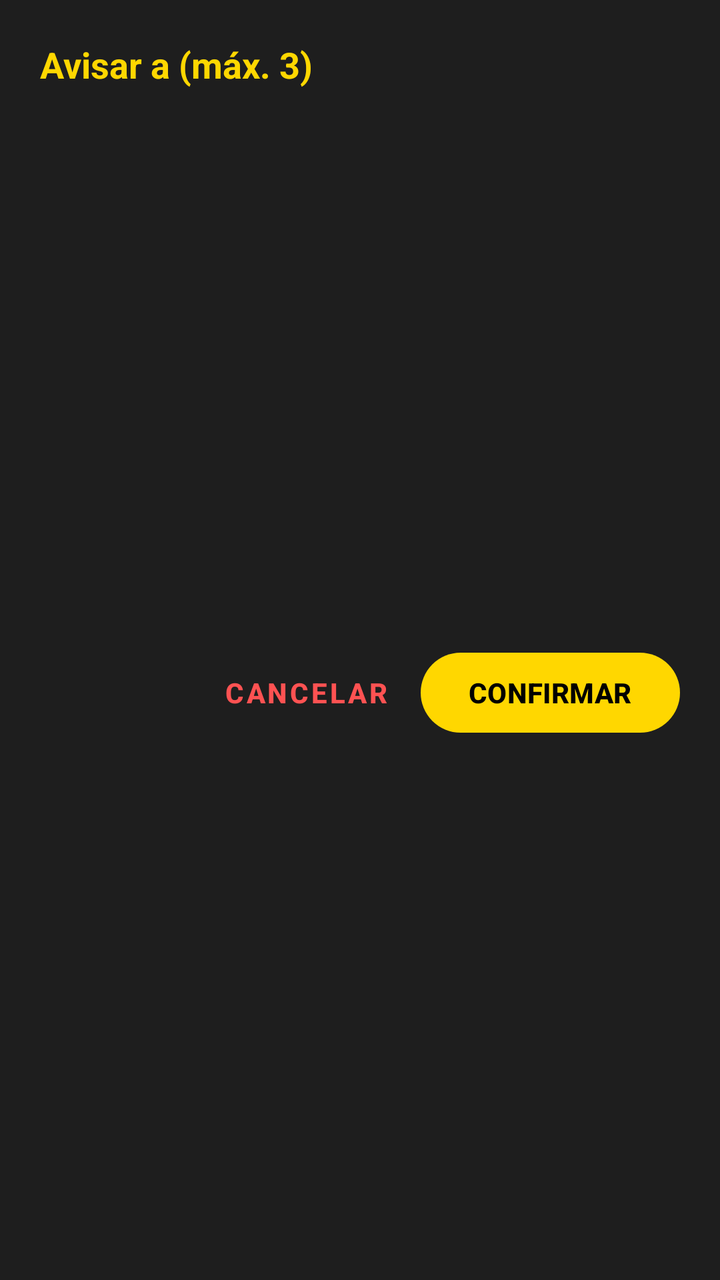
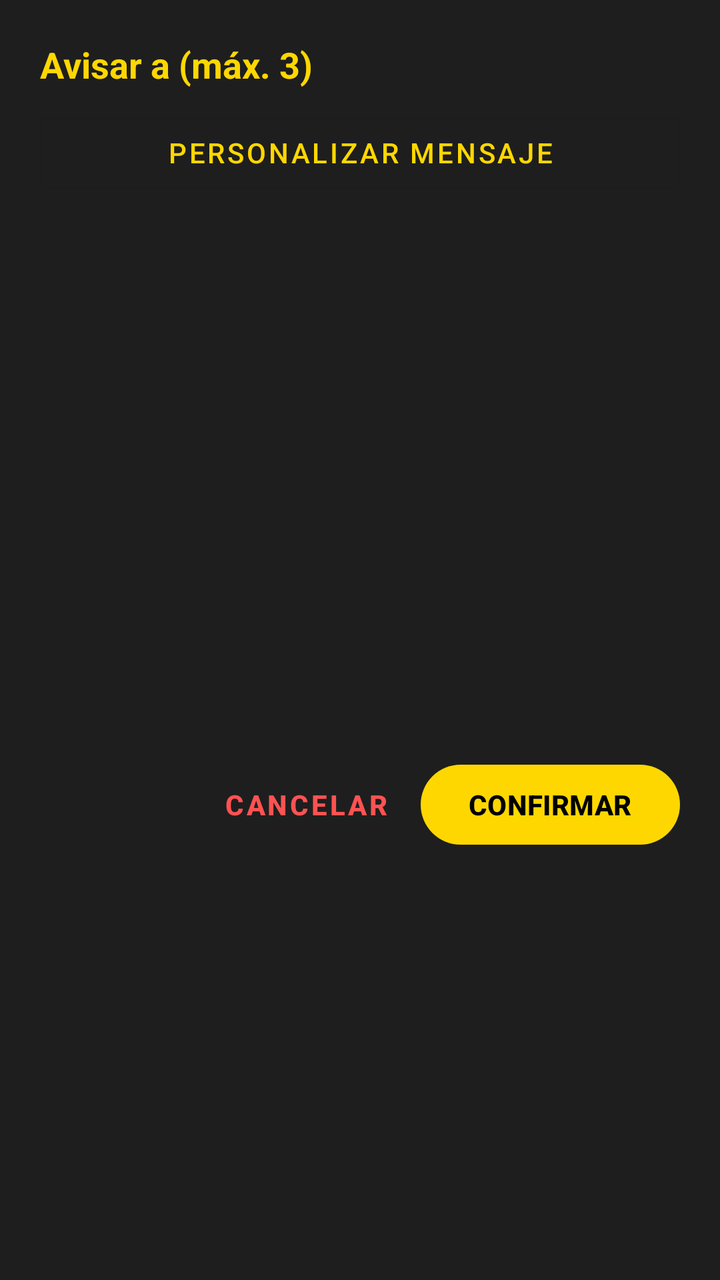

Screens rendered from an Android XML layout before and after an edit, with the pre-edit source and the edit as a unified diff.
<!-- AndroidManifest.xml: application theme Theme.NoTePases -->
<!-- res/layout/dialog_asignar_contactos.xml -->
<?xml version="1.0" encoding="utf-8"?>
<LinearLayout xmlns:android="http://schemas.android.com/apk/res/android"
    xmlns:app="http://schemas.android.com/apk/res-auto"
    android:layout_width="match_parent"
    android:layout_height="wrap_content"
    android:background="@color/card_background"
    android:orientation="vertical"
    android:padding="20dp">

    <TextView
        android:layout_width="wrap_content"
        android:layout_height="wrap_content"
        android:text="Avisar a (máx. 3)"
        android:textColor="@color/primary_yellow"
        android:textSize="18sp"
        android:textStyle="bold" />

    <ListView
        android:id="@+id/lvContactosAsignar"
        android:layout_width="match_parent"
        android:layout_height="250dp"
        android:layout_marginTop="12dp"
        android:choiceMode="multipleChoice"
        android:divider="#333333"
        android:dividerHeight="1dp" />

    <LinearLayout
        android:layout_width="match_parent"
        android:layout_height="wrap_content"
        android:layout_marginTop="16dp"
        android:gravity="end"
        android:orientation="horizontal">

        <com.google.android.material.button.MaterialButton
            android:id="@+id/btnCancelarAsignar"
            style="@style/Widget.MaterialComponents.Button.TextButton"
            android:layout_width="wrap_content"
            android:layout_height="wrap_content"
            android:text="CANCELAR"
            android:textColor="#FF5252"
            android:textStyle="bold" />

        <com.google.android.material.button.MaterialButton
            android:id="@+id/btnConfirmarAsignar"
            android:layout_width="wrap_content"
            android:layout_height="wrap_content"
            android:layout_marginStart="8dp"
            android:text="CONFIRMAR"
            android:textColor="@color/text_black"
            android:textStyle="bold"
            app:backgroundTint="@color/primary_yellow" />
    </LinearLayout>

</LinearLayout>
<!-- resources referenced by this layout -->
<resources>
  <color name="card_background">#1E1E1E</color>
  <color name="primary_yellow">#FFD700</color>
  <color name="text_black">#000000</color>
  <style name="Theme.NoTePases" parent="Base.Theme.NoTePases" />
  <style name="Base.Theme.NoTePases" parent="Theme.Material3.DayNight.NoActionBar">
          
          
      </style>
</resources>

<!-- the commit's change to res/layout/dialog_asignar_contactos.xml (unified diff, before → after) -->
@@ -14,6 +14,15 @@
         android:textColor="@color/primary_yellow"
         android:textSize="18sp"
         android:textStyle="bold" />
+
+    <com.google.android.material.button.MaterialButton
+        android:id="@+id/btnPersonalizarMensaje"
+        style="@style/Widget.MaterialComponents.Button.OutlinedButton"
+        android:layout_width="match_parent"
+        android:layout_height="wrap_content"
+        android:layout_marginTop="8dp"
+        android:text="Personalizar mensaje"
+        android:textColor="@color/primary_yellow" />
 
     <ListView
         android:id="@+id/lvContactosAsignar"
